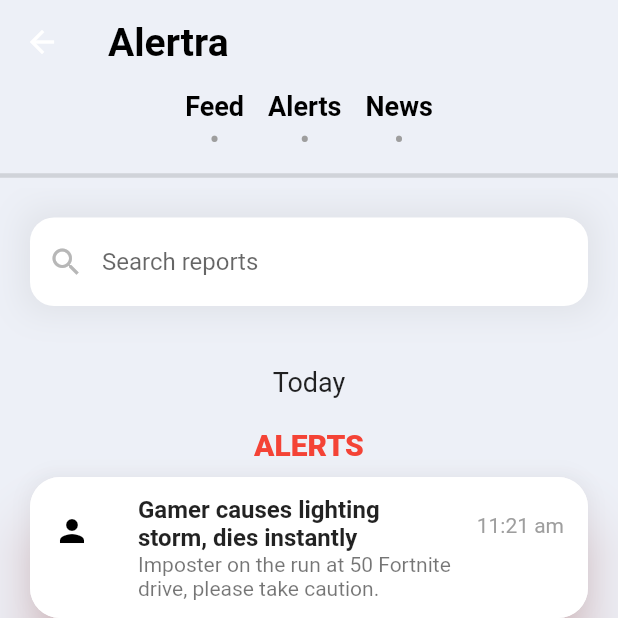
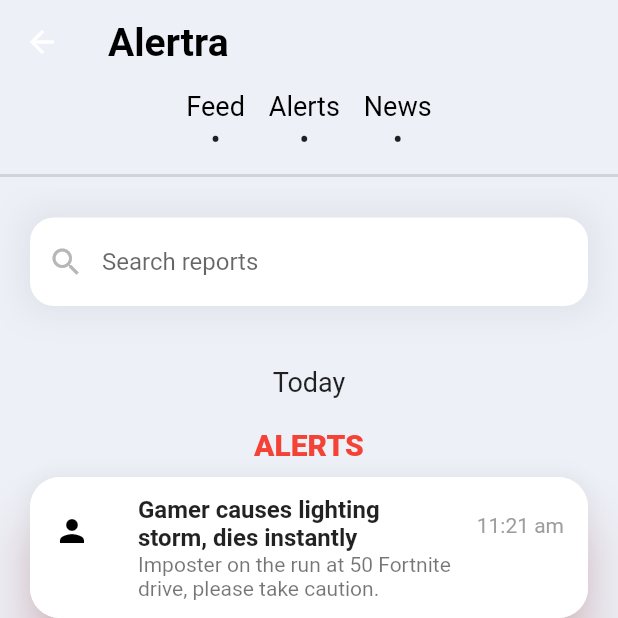
Before and after one commit to antz22/Alertra, a Flutter app: the TeacherHomePage screen opened directly, on a phone screen of 412 x 824 dp, the top half of it. Run offline on Flutter 3.47's test engine with Material 2 defaults, Android fonts, the phone set to English and light mode, and no system bars; drawn by our look-alikes of buttons_tabbar; our stand-ins replace flutter_secure_storage, flutter_svg, shared_preferences; accounts and stored records are empty; project files that could hold a hidden picture were left out.

Commit message:
change color in tab bar to bold

```diff
--- a/flutter_alertra/lib/screens/teacher/home/teacher_home_page.dart
+++ b/flutter_alertra/lib/screens/teacher/home/teacher_home_page.dart
@@ -38,6 +38,10 @@ class TeacherHomePage extends StatelessWidget {
                 splashColor: Colors.transparent,
                 labelStyle: const TextStyle(
                   fontWeight: FontWeight.w900,
+                  // color: Colors.red
+                ),
+                unselectedLabelStyle: const TextStyle(
+                  color: Colors.grey
                 ),
                 radius: 4,
                 height: 53,
@@ -59,7 +63,7 @@ class TeacherHomePage extends StatelessWidget {
                   ),
                 ],
               ),
-              const Divider(height: 16, thickness: 3),
+              const Divider(height: 16, thickness: 2),
               const Expanded(
                 child: TabBarView(
                   children: <Widget>[
--- a/flutter_alertra/lib/widgets/page_button.dart
+++ b/flutter_alertra/lib/widgets/page_button.dart
@@ -17,12 +17,11 @@ class PageButton extends StatelessWidget {
           style: const TextStyle(
             fontSize: 18,
             color: Colors.black,
-            fontWeight: FontWeight.bold,
           ),
         ),
         const Text(
           "•",
-          style: TextStyle(fontSize: 20, color: Colors.grey),
+          style: TextStyle(fontSize: 20),
         ),
       ],
     );
```
